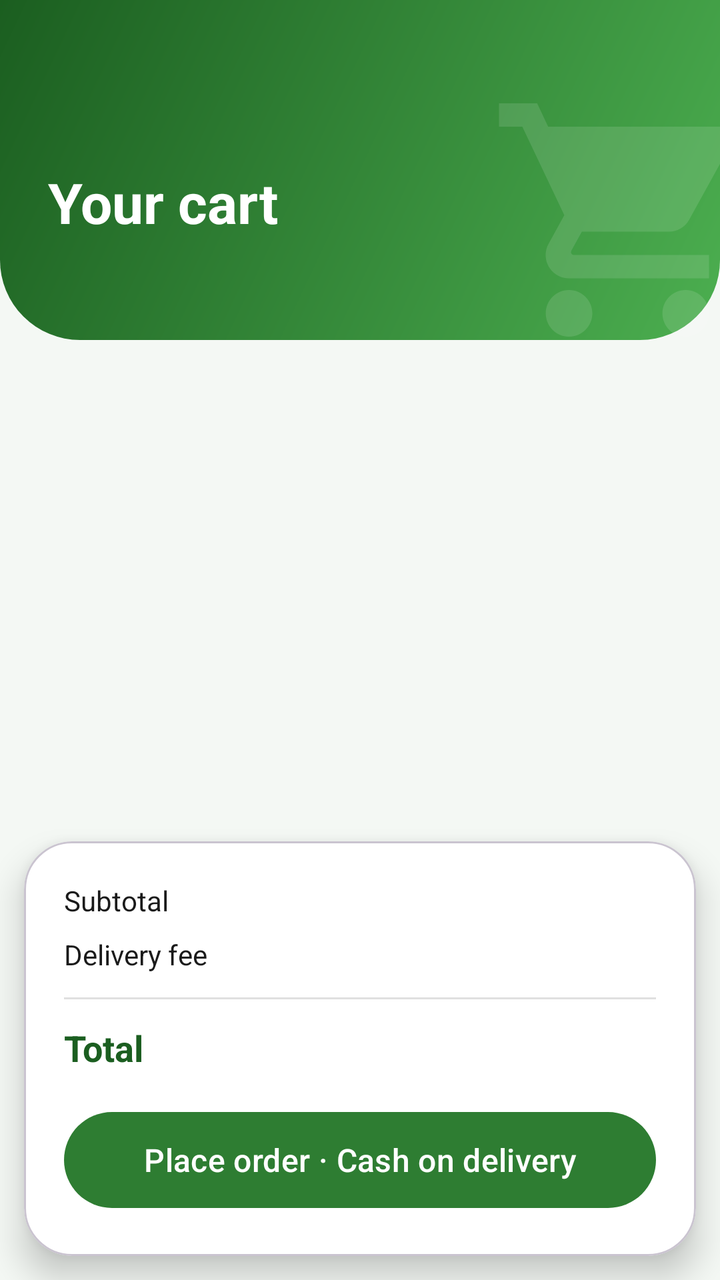
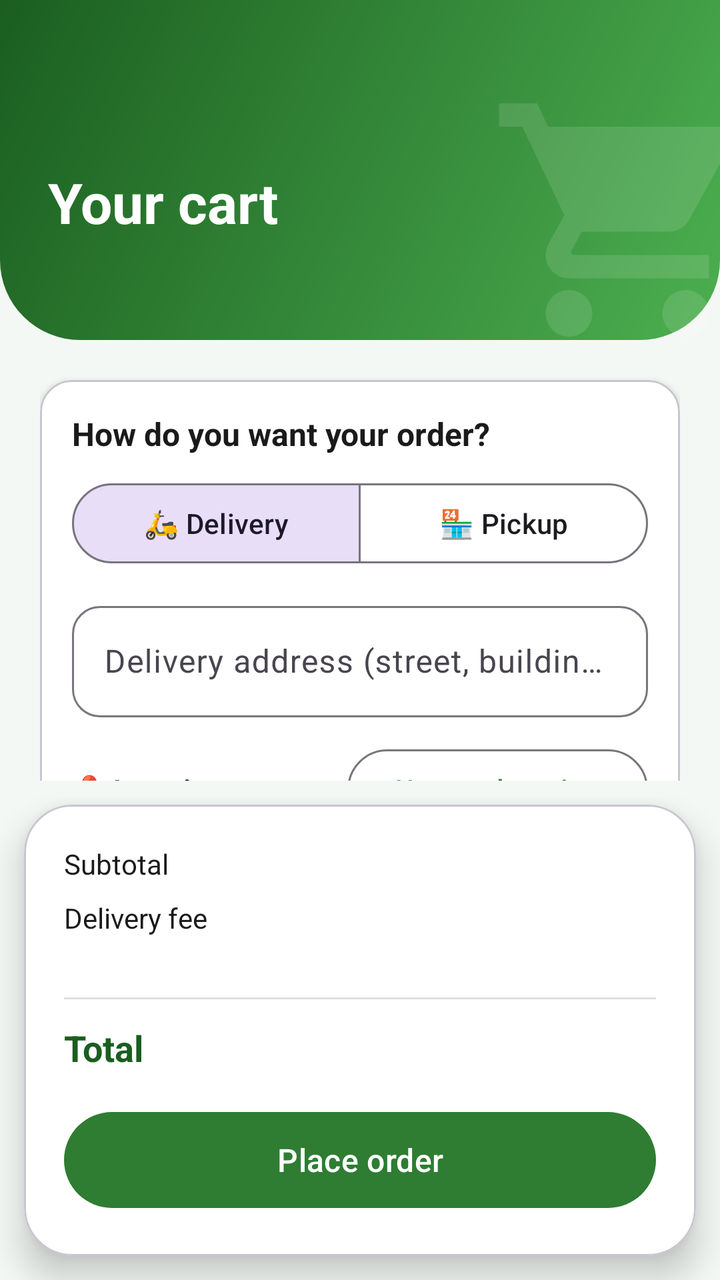

Compare the two renders of this Android layout. The source of the first and the diff that turns it into the second are given below.
<!-- AndroidManifest.xml: application theme Theme.GroceryApp -->
<!-- res/layout/fragment_cart.xml -->
<?xml version="1.0" encoding="utf-8"?>
<LinearLayout xmlns:android="http://schemas.android.com/apk/res/android"
    xmlns:app="http://schemas.android.com/apk/res-auto"
    android:layout_width="match_parent"
    android:layout_height="match_parent"
    android:background="@color/welcome_background"
    android:orientation="vertical">

    <FrameLayout
        android:layout_width="match_parent"
        android:layout_height="170dp"
        android:background="@drawable/header_background">

        <ImageView
            android:layout_width="140dp"
            android:layout_height="140dp"
            android:layout_gravity="end|top"
            android:layout_marginTop="40dp"
            android:layout_marginEnd="-24dp"
            android:alpha="0.12"
            android:importantForAccessibility="no"
            android:src="@drawable/ic_cart"
            android:tint="@color/white" />

        <TextView
            android:id="@+id/tvClearCart"
            android:layout_width="wrap_content"
            android:layout_height="wrap_content"
            android:layout_gravity="end|top"
            android:layout_marginTop="52dp"
            android:layout_marginEnd="24dp"
            android:background="@drawable/pill_translucent"
            android:clickable="true"
            android:focusable="true"
            android:paddingHorizontal="16dp"
            android:paddingVertical="8dp"
            android:text="Clear cart"
            android:textColor="@color/white"
            android:textSize="13sp"
            android:textStyle="bold"
            android:visibility="gone" />

        <LinearLayout
            android:layout_width="match_parent"
            android:layout_height="wrap_content"
            android:layout_gravity="bottom"
            android:orientation="vertical"
            android:paddingHorizontal="24dp"
            android:paddingBottom="28dp">

            <TextView
                android:layout_width="wrap_content"
                android:layout_height="wrap_content"
                android:text="Your cart"
                android:textColor="@color/white"
                android:textSize="28sp"
                android:textStyle="bold" />

            <TextView
                android:id="@+id/tvCartShop"
                android:layout_width="wrap_content"
                android:layout_height="wrap_content"
                android:layout_marginTop="2dp"
                android:textColor="#E6FFFFFF"
                android:textSize="15sp" />
        </LinearLayout>
    </FrameLayout>

    <FrameLayout
        android:layout_width="match_parent"
        android:layout_height="0dp"
        android:layout_weight="1">

        <androidx.recyclerview.widget.RecyclerView
            android:id="@+id/rvCart"
            android:layout_width="match_parent"
            android:layout_height="match_parent"
            android:clipToPadding="false"
            android:paddingHorizontal="20dp"
            android:paddingTop="16dp"
            android:paddingBottom="8dp" />

        <LinearLayout
            android:id="@+id/emptyState"
            android:layout_width="match_parent"
            android:layout_height="match_parent"
            android:gravity="center"
            android:orientation="vertical"
            android:visibility="gone">

            <TextView
                android:layout_width="wrap_content"
                android:layout_height="wrap_content"
                android:text="🛒"
                android:textSize="64sp" />

            <TextView
                android:layout_width="wrap_content"
                android:layout_height="wrap_content"
                android:layout_marginTop="8dp"
                android:text="Your cart is empty"
                android:textColor="@color/text_primary"
                android:textSize="18sp"
                android:textStyle="bold" />

            <TextView
                android:layout_width="wrap_content"
                android:layout_height="wrap_content"
                android:layout_marginTop="4dp"
                android:text="Pick something tasty from a shop"
                android:textColor="@color/text_secondary"
                android:textSize="14sp" />

            <Button
                android:id="@+id/btnBrowse"
                style="@style/Widget.GroceryApp.Button"
                android:layout_width="wrap_content"
                android:layout_height="wrap_content"
                android:layout_marginTop="20dp"
                android:paddingHorizontal="32dp"
                android:text="Browse shops" />
        </LinearLayout>
    </FrameLayout>

    <com.google.android.material.card.MaterialCardView
        android:id="@+id/cardSummary"
        android:layout_width="match_parent"
        android:layout_height="wrap_content"
        android:layout_margin="12dp"
        app:cardBackgroundColor="@color/white"
        app:cardCornerRadius="24dp"
        app:cardElevation="10dp">

        <LinearLayout
            android:layout_width="match_parent"
            android:layout_height="wrap_content"
            android:orientation="vertical"
            android:padding="20dp">

            <LinearLayout
                android:layout_width="match_parent"
                android:layout_height="wrap_content"
                android:layout_marginTop="0dp"
                android:orientation="horizontal">

                <TextView
                    android:layout_width="0dp"
                    android:layout_height="wrap_content"
                    android:layout_weight="1"
                    android:text="Subtotal"
                    android:textColor="@color/text_primary"
                    android:textSize="14sp"
                     />

                <TextView
                    android:id="@+id/tvSubtotal"
                    android:layout_width="wrap_content"
                    android:layout_height="wrap_content"
                    android:textColor="@color/text_primary"
                    android:textSize="14sp"
                     />
            </LinearLayout>
            <LinearLayout
                android:layout_width="match_parent"
                android:layout_height="wrap_content"
                android:layout_marginTop="8dp"
                android:orientation="horizontal">

                <TextView
                    android:layout_width="0dp"
                    android:layout_height="wrap_content"
                    android:layout_weight="1"
                    android:text="Delivery fee"
                    android:textColor="@color/text_primary"
                    android:textSize="14sp"
                     />

                <TextView
                    android:id="@+id/tvFee"
                    android:layout_width="wrap_content"
                    android:layout_height="wrap_content"
                    android:textColor="@color/text_primary"
                    android:textSize="14sp"
                     />
            </LinearLayout>

            <View
                android:layout_width="match_parent"
                android:layout_height="1dp"
                android:layout_marginTop="12dp"
                android:background="#E0E0E0" />

            <LinearLayout
                android:layout_width="match_parent"
                android:layout_height="wrap_content"
                android:layout_marginTop="12dp"
                android:orientation="horizontal">

                <TextView
                    android:layout_width="0dp"
                    android:layout_height="wrap_content"
                    android:layout_weight="1"
                    android:text="Total"
                    android:textColor="@color/green_dark"
                    android:textSize="18sp"
                    android:textStyle="bold" />

                <TextView
                    android:id="@+id/tvTotal"
                    android:layout_width="wrap_content"
                    android:layout_height="wrap_content"
                    android:textColor="@color/green_dark"
                    android:textSize="18sp"
                    android:textStyle="bold" />
            </LinearLayout>

            <Button
                android:id="@+id/btnPlaceOrder"
                style="@style/Widget.GroceryApp.Button"
                android:layout_width="match_parent"
                android:layout_height="wrap_content"
                android:layout_marginTop="16dp"
                android:text="Place order · Cash on delivery" />
        </LinearLayout>
    </com.google.android.material.card.MaterialCardView>
</LinearLayout>
<!-- resources referenced by this layout -->
<resources>
  <color name="green_dark">#1B5E20</color>
  <color name="text_primary">#1A1A1A</color>
  <color name="text_secondary">#757575</color>
  <color name="welcome_background">#F4F8F4</color>
  <color name="white">#FFFFFFFF</color>
  <!-- drawable header_background (drawable) -->
  <?xml version="1.0" encoding="utf-8"?>
  <shape xmlns:android="http://schemas.android.com/apk/res/android"
      android:shape="rectangle">
      <gradient
          android:angle="315"
          android:startColor="#1B5E20"
          android:endColor="#4CAF50"
          android:type="linear" />
      <corners
          android:bottomLeftRadius="40dp"
          android:bottomRightRadius="40dp" />
  </shape>
  <!-- drawable ic_cart (drawable) -->
  <?xml version="1.0" encoding="utf-8"?>
  <vector xmlns:android="http://schemas.android.com/apk/res/android"
      android:width="24dp" android:height="24dp" android:viewportWidth="24" android:viewportHeight="24">
      <path android:fillColor="#FF000000"
          android:pathData="M7,18c-1.1,0 -1.99,0.9 -1.99,2S5.9,22 7,22s2,-0.9 2,-2 -0.9,-2 -2,-2zM1,2v2h2l3.6,7.59 -1.35,2.45c-0.16,0.28 -0.25,0.61 -0.25,0.96 0,1.1 0.9,2 2,2h12v-2H7.42c-0.14,0 -0.25,-0.11 -0.25,-0.25l0.03,-0.12 0.9,-1.63h7.45c0.75,0 1.41,-0.41 1.75,-1.03l3.58,-6.49c0.08,-0.14 0.12,-0.31 0.12,-0.48 0,-0.55 -0.45,-1 -1,-1H5.21l-0.94,-2H1zM17,18c-1.1,0 -1.99,0.9 -1.99,2s0.89,2 1.99,2 2,-0.9 2,-2 -0.9,-2 -2,-2z" />
  </vector>
  <!-- drawable pill_translucent (drawable) -->
  <?xml version="1.0" encoding="utf-8"?>
  <shape xmlns:android="http://schemas.android.com/apk/res/android" android:shape="rectangle">
      <solid android:color="#33FFFFFF" />
      <corners android:radius="20dp" />
  </shape>
  <style name="Widget.GroceryApp.Button" parent="Widget.Material3.Button">
          <item name="android:minHeight">56dp</item>
          <item name="android:textSize">16sp</item>
          <item name="android:textAllCaps">false</item>
          <item name="cornerRadius">28dp</item>
      </style>
  <style name="Theme.GroceryApp" parent="Base.Theme.GroceryApp" />
  <style name="Base.Theme.GroceryApp" parent="Theme.Material3.Light.NoActionBar">
          <item name="colorPrimary">@color/green_primary</item>
          <item name="colorOnPrimary">@color/white</item>
          <item name="colorPrimaryContainer">@color/green_light</item>
          <item name="colorOnPrimaryContainer">@color/green_dark</item>
          <item name="colorError">@color/danger</item>
      </style>
  <color name="green_primary">#2E7D32</color>
  <color name="green_light">#E8F5E9</color>
  <color name="danger">#C62828</color>
</resources>

<!-- the commit's change to res/layout/fragment_cart.xml (unified diff, before → after) -->
@@ -71,14 +71,155 @@
         android:layout_height="0dp"
         android:layout_weight="1">
 
-        <androidx.recyclerview.widget.RecyclerView
-            android:id="@+id/rvCart"
+        
+        <androidx.core.widget.NestedScrollView
+            android:id="@+id/scrollCart"
             android:layout_width="match_parent"
             android:layout_height="match_parent"
-            android:clipToPadding="false"
-            android:paddingHorizontal="20dp"
-            android:paddingTop="16dp"
-            android:paddingBottom="8dp" />
+            android:fillViewport="true">
+
+            <LinearLayout
+                android:layout_width="match_parent"
+                android:layout_height="wrap_content"
+                android:orientation="vertical"
+                android:paddingHorizontal="20dp"
+                android:paddingTop="16dp"
+                android:paddingBottom="8dp">
+
+                <androidx.recyclerview.widget.RecyclerView
+                    android:id="@+id/rvCart"
+                    android:layout_width="match_parent"
+                    android:layout_height="wrap_content"
+                    android:nestedScrollingEnabled="false" />
+
+                
+                <com.google.android.material.card.MaterialCardView
+                    android:id="@+id/cardDelivery"
+                    android:layout_width="match_parent"
+                    android:layout_height="wrap_content"
+                    android:layout_marginTop="4dp"
+                    app:cardBackgroundColor="@color/white"
+                    app:cardCornerRadius="16dp"
+                    app:cardElevation="2dp">
+
+                    <LinearLayout
+                        android:layout_width="match_parent"
+                        android:layout_height="wrap_content"
+                        android:orientation="vertical"
+                        android:padding="16dp">
+
+                        <TextView
+                            android:layout_width="wrap_content"
+                            android:layout_height="wrap_content"
+                            android:text="How do you want your order?"
+                            android:textColor="@color/text_primary"
+                            android:textSize="16sp"
+                            android:textStyle="bold" />
+
+                        
+                        <com.google.android.material.button.MaterialButtonToggleGroup
+                            android:id="@+id/toggleMethod"
+                            android:layout_width="match_parent"
+                            android:layout_height="wrap_content"
+                            android:layout_marginTop="10dp"
+                            app:checkedButton="@+id/btnMethodDelivery"
+                            app:selectionRequired="true"
+                            app:singleSelection="true">
+
+                            <Button
+                                android:id="@+id/btnMethodDelivery"
+                                style="?attr/materialButtonOutlinedStyle"
+                                android:layout_width="0dp"
+                                android:layout_height="wrap_content"
+                                android:layout_weight="1"
+                                android:text="🛵 Delivery"
+                                android:textAllCaps="false" />
+
+                            <Button
+                                android:id="@+id/btnMethodPickup"
+                                style="?attr/materialButtonOutlinedStyle"
+                                android:layout_width="0dp"
+                                android:layout_height="wrap_content"
+                                android:layout_weight="1"
+                                android:text="🏪 Pickup"
+                                android:textAllCaps="false" />
+                        </com.google.android.material.button.MaterialButtonToggleGroup>
+
+                        
+                        <LinearLayout
+                            android:id="@+id/deliveryOptions"
+                            android:layout_width="match_parent"
+                            android:layout_height="wrap_content"
+                            android:orientation="vertical">
+
+                            <com.google.android.material.textfield.TextInputLayout
+                                android:id="@+id/tilDeliveryAddress"
+                                style="@style/Widget.GroceryApp.TextInputLayout"
+                                android:layout_width="match_parent"
+                                android:layout_height="wrap_content"
+                                android:layout_marginTop="12dp"
+                                android:hint="Delivery address (street, building no.)">
+
+                                <com.google.android.material.textfield.TextInputEditText
+                                    android:id="@+id/etDeliveryAddress"
+                                    android:layout_width="match_parent"
+                                    android:layout_height="wrap_content"
+                                    android:inputType="textPostalAddress|textMultiLine"
+                                    android:maxLines="3"
+                                    android:textColor="@color/text_primary" />
+                            </com.google.android.material.textfield.TextInputLayout>
+
+                            
+                            <LinearLayout
+                                android:layout_width="match_parent"
+                                android:layout_height="wrap_content"
+                                android:layout_marginTop="12dp"
+                                android:gravity="center_vertical"
+                                android:orientation="horizontal">
+
+                                <TextView
+                                    android:id="@+id/tvLocationStatus"
+                                    android:layout_width="0dp"
+                                    android:layout_height="wrap_content"
+                                    android:layout_weight="1"
+                                    android:text="📍 Location not set"
+                                    android:textColor="@color/text_primary"
+                                    android:textSize="14sp"
+                                    android:textStyle="bold" />
+
+                                <Button
+                                    android:id="@+id/btnUseLocation"
+                                    style="?attr/materialButtonOutlinedStyle"
+                                    android:layout_width="wrap_content"
+                                    android:layout_height="wrap_content"
+                                    android:layout_marginStart="8dp"
+                                    android:text="Use my location"
+                                    android:textAllCaps="false" />
+                            </LinearLayout>
+
+                            <TextView
+                                android:layout_width="match_parent"
+                                android:layout_height="wrap_content"
+                                android:layout_marginTop="4dp"
+                                android:text="We deliver to where your phone is now, and the fee depends on its distance from the shop. Add your building and floor in the address."
+                                android:textColor="@color/text_secondary"
+                                android:textSize="12sp" />
+                        </LinearLayout>
+
+                        
+                        <TextView
+                            android:id="@+id/tvPickupNote"
+                            android:layout_width="match_parent"
+                            android:layout_height="wrap_content"
+                            android:layout_marginTop="12dp"
+                            android:text="Collect your order from the shop once it is ready. No delivery fee."
+                            android:textColor="@color/text_secondary"
+                            android:textSize="13sp"
+                            android:visibility="gone" />
+                    </LinearLayout>
+                </com.google.android.material.card.MaterialCardView>
+            </LinearLayout>
+        </androidx.core.widget.NestedScrollView>
 
         <LinearLayout
             android:id="@+id/emptyState"
@@ -167,6 +308,7 @@
                 android:orientation="horizontal">
 
                 <TextView
+                    android:id="@+id/tvFeeLabel"
                     android:layout_width="0dp"
                     android:layout_height="wrap_content"
                     android:layout_weight="1"
@@ -184,6 +326,15 @@
                      />
             </LinearLayout>
 
+            
+            <TextView
+                android:id="@+id/tvFeeBreakdown"
+                android:layout_width="match_parent"
+                android:layout_height="wrap_content"
+                android:layout_marginTop="2dp"
+                android:textColor="@color/text_secondary"
+                android:textSize="12sp" />
+
             <View
                 android:layout_width="match_parent"
                 android:layout_height="1dp"
@@ -220,7 +371,7 @@
                 android:layout_width="match_parent"
                 android:layout_height="wrap_content"
                 android:layout_marginTop="16dp"
-                android:text="Place order · Cash on delivery" />
+                android:text="Place order" />
         </LinearLayout>
     </com.google.android.material.card.MaterialCardView>
 </LinearLayout>
<!-- resource entries referenced after the edit -->
@@ -37,6 +37,12 @@
           <item name="android:textAllCaps">false</item>
           <item name="cornerRadius">28dp</item>
       </style>
+  <style name="Widget.GroceryApp.TextInputLayout" parent="Widget.Material3.TextInputLayout.OutlinedBox">
+          <item name="boxCornerRadiusTopStart">14dp</item>
+          <item name="boxCornerRadiusTopEnd">14dp</item>
+          <item name="boxCornerRadiusBottomStart">14dp</item>
+          <item name="boxCornerRadiusBottomEnd">14dp</item>
+      </style>
   <style name="Theme.GroceryApp" parent="Base.Theme.GroceryApp" />
   <style name="Base.Theme.GroceryApp" parent="Theme.Material3.Light.NoActionBar">
           <item name="colorPrimary">@color/green_primary</item>
